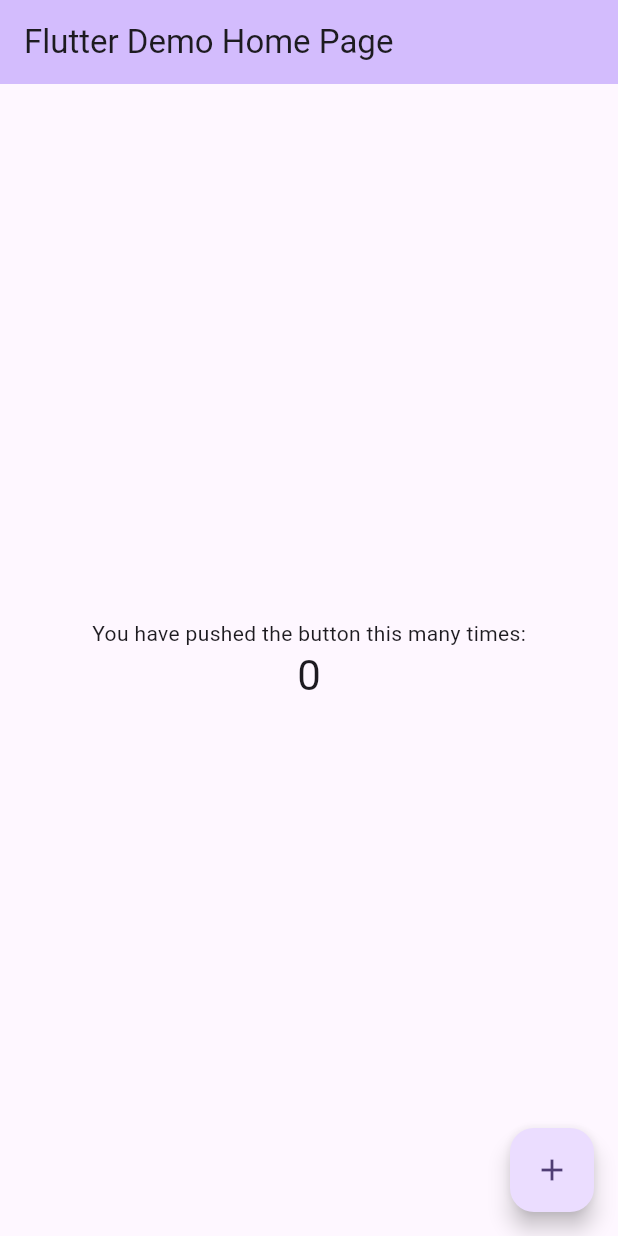
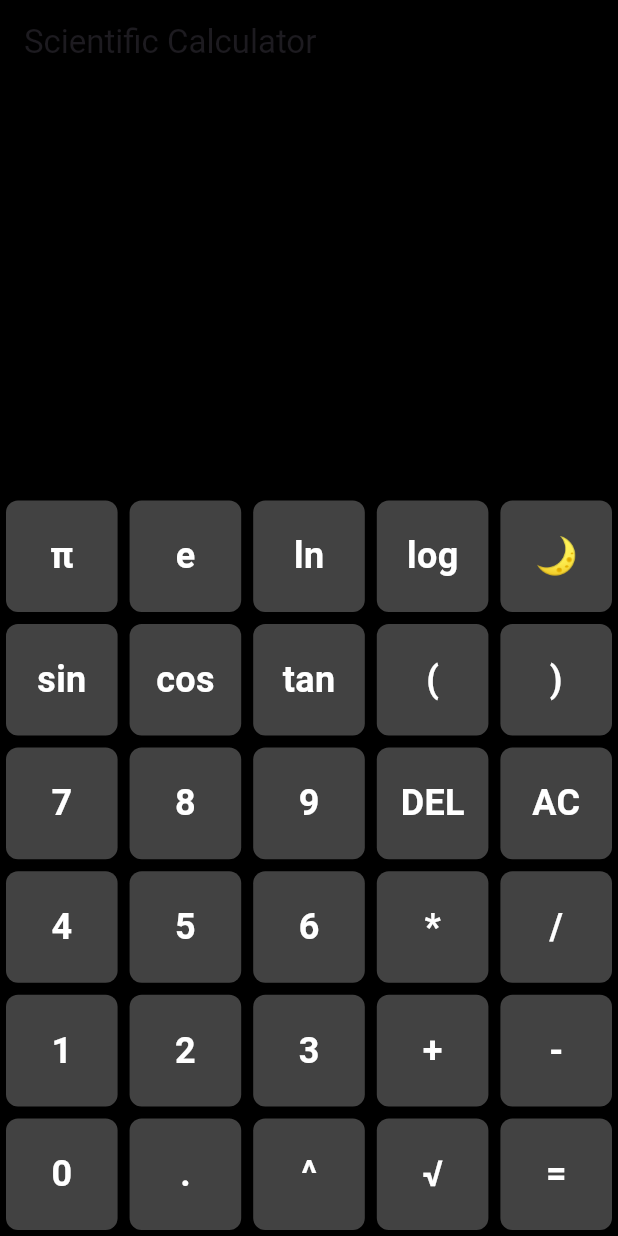
Before and after one commit to Ola-je/scientific_calculator, a Flutter app: the screen it shows after launch, on a phone screen of 412 x 824 dp. Run offline on Flutter 3.47's test engine with Material 3 defaults, Android fonts, the phone set to English and light mode, and no system bars; our stand-ins replace flutter_bloc, math_expressions.

Commit message:
:sparkles: Implement Scientific Calculator functionality

```diff
--- a/lib/main.dart
+++ b/lib/main.dart
@@ -1,4 +1,6 @@
+import 'dart:async';
 import 'package:flutter/material.dart';
+import 'presentation/pages/calculator_page.dart';
 
 void main() {
   runApp(const MyApp());
@@ -7,119 +9,46 @@ void main() {
 class MyApp extends StatelessWidget {
   const MyApp({super.key});
 
-  // This widget is the root of your application.
   @override
   Widget build(BuildContext context) {
     return MaterialApp(
-      title: 'Flutter Demo',
-      theme: ThemeData(
-        // This is the theme of your application.
-        //
-        // TRY THIS: Try running your application with "flutter run". You'll see
-        // the application has a purple toolbar. Then, without quitting the app,
-        // try changing the seedColor in the colorScheme below to Colors.green
-        // and then invoke "hot reload" (save your changes or press the "hot
-        // reload" button in a Flutter-supported IDE, or press "r" if you used
-        // the command line to start the app).
-        //
-        // Notice that the counter didn't reset back to zero; the application
-        // state is not lost during the reload. To reset the state, use hot
-        // restart instead.
-        //
-        // This works for code too, not just values: Most code changes can be
-        // tested with just a hot reload.
-        colorScheme: ColorScheme.fromSeed(seedColor: Colors.deepPurple),
-        useMaterial3: true,
-      ),
-      home: const MyHomePage(title: 'Flutter Demo Home Page'),
+      debugShowCheckedModeBanner: false,
+      title: 'Scientific Calculator',
+      theme: ThemeData(primarySwatch: Colors.blue),
+      home: const SplashScreen(),
     );
   }
 }
 
-class MyHomePage extends StatefulWidget {
-  const MyHomePage({super.key, required this.title});
-
-  // This widget is the home page of your application. It is stateful, meaning
-  // that it has a State object (defined below) that contains fields that affect
-  // how it looks.
-
-  // This class is the configuration for the state. It holds the values (in this
-  // case the title) provided by the parent (in this case the App widget) and
-  // used by the build method of the State. Fields in a Widget subclass are
-  // always marked "final".
-
-  final String title;
+class SplashScreen extends StatefulWidget {
+  const SplashScreen({super.key});
 
   @override
-  State<MyHomePage> createState() => _MyHomePageState();
+  State<SplashScreen> createState() => _SplashScreenState();
 }
 
-class _MyHomePageState extends State<MyHomePage> {
-  int _counter = 0;
-
-  void _incrementCounter() {
-    setState(() {
-      // This call to setState tells the Flutter framework that something has
-      // changed in this State, which causes it to rerun the build method below
-      // so that the display can reflect the updated values. If we changed
-      // _counter without calling setState(), then the build method would not be
-      // called again, and so nothing would appear to happen.
-      _counter++;
+class _SplashScreenState extends State<SplashScreen> {
+  @override
+  void initState() {
+    super.initState();
+    Timer(const Duration(milliseconds: 500), () {
+      Navigator.pushReplacement(
+        context,
+        MaterialPageRoute(builder: (context) => const CalculatorPage()),
+      );
     });
   }
 
   @override
   Widget build(BuildContext context) {
-    // This method is rerun every time setState is called, for instance as done
-    // by the _incrementCounter method above.
-    //
-    // The Flutter framework has been optimized to make rerunning build methods
-    // fast, so that you can just rebuild anything that needs updating rather
-    // than having to individually change instances of widgets.
     return Scaffold(
-      appBar: AppBar(
-        // TRY THIS: Try changing the color here to a specific color (to
-        // Colors.amber, perhaps?) and trigger a hot reload to see the AppBar
-        // change color while the other colors stay the same.
-        backgroundColor: Theme.of(context).colorScheme.inversePrimary,
-        // Here we take the value from the MyHomePage object that was created by
-        // the App.build method, and use it to set our appbar title.
-        title: Text(widget.title),
-      ),
       body: Center(
-        // Center is a layout widget. It takes a single child and positions it
-        // in the middle of the parent.
-        child: Column(
-          // Column is also a layout widget. It takes a list of children and
-          // arranges them vertically. By default, it sizes itself to fit its
-          // children horizontally, and tries to be as tall as its parent.
-          //
-          // Column has various properties to control how it sizes itself and
-          // how it positions its children. Here we use mainAxisAlignment to
-          // center the children vertically; the main axis here is the vertical
-          // axis because Columns are vertical (the cross axis would be
-          // horizontal).
-          //
-          // TRY THIS: Invoke "debug painting" (choose the "Toggle Debug Paint"
-          // action in the IDE, or press "p" in the console), to see the
-          // wireframe for each widget.
-          mainAxisAlignment: MainAxisAlignment.center,
-          children: <Widget>[
-            const Text(
-              'You have pushed the button this many times:',
-            ),
-            Text(
-              '$_counter',
-              style: Theme.of(context).textTheme.headlineMedium,
-            ),
-          ],
+        child: Image.asset(
+          'assets/splash_logo.png', // Your splash image
+          // width: 150,
+          // height: 150,
         ),
       ),
-      floatingActionButton: FloatingActionButton(
-        onPressed: _incrementCounter,
-        tooltip: 'Increment',
-        child: const Icon(Icons.add),
-      ), // This trailing comma makes auto-formatting nicer for build methods.
     );
   }
 }
--- /dev/null
+++ b/lib/presentation/bloc/calculator_bloc.dart
@@ -0,0 +1,86 @@
+import 'dart:math';
+import 'package:flutter_bloc/flutter_bloc.dart';
+import 'package:math_expressions/math_expressions.dart';
+import 'calculator_event.dart';
+import 'calculator_state.dart';
+
+class CalculatorBloc extends Bloc<CalculatorEvent, CalculatorState> {
+  String _input = '';
+  String _result = '';
+
+  CalculatorBloc() : super(InputState('')) {
+    on<AppendInput>(_onAppendInput);
+    on<CalculateResult>(_onCalculateResult);
+    on<ClearInput>(_onClearInput);
+    on<DeleteLastInput>(_onDeleteLastInput);
+  }
+
+  void _onAppendInput(AppendInput event, Emitter<CalculatorState> emit) {
+    String value = event.value;
+
+    // Replace special symbols
+    if (value == 'π') value = pi.toString();
+    if (value == 'e') value = e.toString();
+    if (value == '√') value = 'sqrt';
+
+    _input += value;
+    emit(InputState(_input));
+  }
+
+  void _onCalculateResult(CalculateResult event, Emitter<CalculatorState> emit) {
+    if (_input.isEmpty) {
+    // Don't perform calculations if the input is empty
+    return;
+  }
+    try {
+      final parsedResult = _evaluateExpression(_input);
+      _result = parsedResult.toString();
+      emit(ResultState(_result));
+    } catch (e) {
+      emit(ErrorState('Invalid Expression'));
+    }
+  }
+
+  void _onClearInput(ClearInput event, Emitter<CalculatorState> emit) {
+    _input = '';
+    emit(InputState(_input));
+  }
+
+  void _onDeleteLastInput(DeleteLastInput event, Emitter<CalculatorState> emit) {
+    if (_input.isNotEmpty) {
+      _input = _input.substring(0, _input.length - 1);
+    }
+    emit(InputState(_input));
+  }
+
+  double _evaluateExpression(String expression) {
+    if (expression.isEmpty) {
+    throw Exception('No input to evaluate');
+  }
+
+    try {
+      // Handle degree conversions for trigonometric functions
+      String parsedExpression = expression
+          .replaceAllMapped(RegExp(r'sin\(([^)]+)\)'), (match) {
+            final value = double.parse(match.group(1)!);
+            return sin(value * pi / 180).toString();
+          })
+          .replaceAllMapped(RegExp(r'cos\(([^)]+)\)'), (match) {
+            final value = double.parse(match.group(1)!);
+            return cos(value * pi / 180).toString();
+          })
+          .replaceAllMapped(RegExp(r'tan\(([^)]+)\)'), (match) {
+            final value = double.parse(match.group(1)!);
+            return tan(value * pi / 180).toString();
+          });
+
+      // Evaluate the expression using math_expressions
+      Parser parser = Parser();
+      Expression exp = parser.parse(parsedExpression);
+      ContextModel contextModel = ContextModel();
+      return exp.evaluate(EvaluationType.REAL, contextModel);
+    } catch (e) {
+      throw Exception('Error evaluating expression');
+    }
+  }
+}
--- /dev/null
+++ b/lib/presentation/bloc/calculator_event.dart
@@ -0,0 +1,11 @@
+abstract class CalculatorEvent {}
+
+class AppendInput extends CalculatorEvent {
+  final String value;
+
+  AppendInput(this.value);
+}
+
+class ClearInput extends CalculatorEvent {}
+class CalculateResult extends CalculatorEvent {}
+class DeleteLastInput extends CalculatorEvent {}
--- /dev/null
+++ b/lib/presentation/bloc/calculator_state.dart
@@ -0,0 +1,19 @@
+abstract class CalculatorState {}
+
+class InputState extends CalculatorState {
+  final String input;
+
+  InputState(this.input);
+}
+
+class ResultState extends CalculatorState {
+  final String result;
+
+  ResultState(this.result);
+}
+
+class ErrorState extends CalculatorState {
+  final String message;
+
+  ErrorState(this.message);
+}
--- /dev/null
+++ b/lib/presentation/pages/calculator_page.dart
@@ -0,0 +1,184 @@
+import 'package:flutter/material.dart';
+import 'package:flutter_bloc/flutter_bloc.dart';
+import '../bloc/calculator_bloc.dart';
+import '../bloc/calculator_event.dart';
+import '../bloc/calculator_state.dart';
+
+class CalculatorPage extends StatelessWidget {
+  const CalculatorPage({super.key});
+
+  @override
+  Widget build(BuildContext context) {
+    return BlocProvider(
+      create: (context) => CalculatorBloc(),
+      child: const CalculatorView(),
+    );
+  }
+}
+
+class CalculatorView extends StatefulWidget {
+  const CalculatorView({super.key});
+
+  @override
+  State<CalculatorView> createState() => _CalculatorViewState();
+}
+
+class _CalculatorViewState extends State<CalculatorView> {
+  bool isDarkMode = true;
+
+  void toggleTheme() {
+    setState(() {
+      isDarkMode = !isDarkMode;
+    });
+  }
+
+  @override
+  Widget build(BuildContext context) {
+    final calculatorBloc = BlocProvider.of<CalculatorBloc>(context);
+
+    return Scaffold(
+      backgroundColor: isDarkMode ? Colors.black : Colors.white,
+      appBar: AppBar(
+        title: const Text('Scientific Calculator'),
+        backgroundColor: isDarkMode ? Colors.black : Colors.blueAccent,
+      ),
+      body: Column(
+        children: [
+          // Display
+          Expanded(
+            child: Container(
+              alignment: Alignment.bottomRight,
+              padding: const EdgeInsets.all(16),
+              color: isDarkMode ? Colors.black : Colors.grey[200],
+              child: BlocBuilder<CalculatorBloc, CalculatorState>(
+                builder: (context, state) {
+                  if (state is InputState) {
+                    return Text(
+                      state.input,
+                      style: TextStyle(
+                        color: isDarkMode ? Colors.white : Colors.black,
+                        fontSize: 36,
+                        fontWeight: FontWeight.bold,
+                      ),
+                    );
+                  } else if (state is ResultState) {
+                    return Text(
+                      state.result,
+                      style: TextStyle(
+                        color: isDarkMode ? Colors.green : Colors.blueAccent,
+                        fontSize: 36,
+                        fontWeight: FontWeight.bold,
+                      ),
+                    );
+                  } else if (state is ErrorState) {
+                    return Text(
+                      state.message,
+                      style: const TextStyle(
+                        color: Colors.red,
+                        fontSize: 36,
+                        fontWeight: FontWeight.bold,
+                      ),
+                    );
+                  }
+                  return const SizedBox.shrink();
+                },
+              ),
+            ),
+          ),
+          // Buttons Grid
+          GridView.count(
+            crossAxisCount: 5,
+            shrinkWrap: true,
+            physics: const NeverScrollableScrollPhysics(),
+            children: [
+              // First Row: π, e, ln, log, Dark/Light Mode Toggle
+              ...['π', 'e', 'ln', 'log']
+                  .map((label) => CalculatorButton(
+                        label: label,
+                        onPressed: () => calculatorBloc.add(AppendInput(label)),
+                        isDarkMode: isDarkMode,
+                      )),
+              CalculatorButton(
+                label: isDarkMode ? '🌙' : '☀️',
+                onPressed: toggleTheme,
+                isDarkMode: isDarkMode,
+              ),
+              // Second Row: sin, cos, tan, (, ), 7, 8, 9
+              ...['sin', 'cos', 'tan', '(', ')', '7', '8', '9']
+                  .map((label) => CalculatorButton(
+                        label: label,
+                        onPressed: () => calculatorBloc.add(AppendInput(label)),
+                        isDarkMode: isDarkMode,
+                      )),
+              // Third Row: DEL, AC, 4, 5, 6, *, /
+              ...['DEL', 'AC', '4', '5', '6', '*', '/']
+                  .map((label) => CalculatorButton(
+                        label: label,
+                        onPressed: () {
+                          if (label == 'DEL') {
+                            calculatorBloc.add(DeleteLastInput());
+                          } else if (label == 'AC') {
+                            calculatorBloc.add(ClearInput());
+                          } else {
+                            calculatorBloc.add(AppendInput(label));
+                          }
+                        },
+                        isDarkMode: isDarkMode,
+                      )),
+              // Fourth Row: 1, 2, 3, +, -, 0, ., ^, √
+              ...['1', '2', '3', '+', '-', '0', '.', '^', '√']
+                  .map((label) => CalculatorButton(
+                        label: label,
+                        onPressed: () => calculatorBloc.add(AppendInput(label)),
+                        isDarkMode: isDarkMode,
+                      )),
+              // Equals Button
+              CalculatorButton(
+                label: '=',
+                onPressed: () => calculatorBloc.add(CalculateResult()),
+                isDarkMode: isDarkMode,
+              ),
+            ],
+          ),
+        ],
+      ),
+    );
+  }
+}
+
+class CalculatorButton extends StatelessWidget {
+  final String label;
+  final VoidCallback onPressed;
+  final bool isDarkMode;
+
+  const CalculatorButton({
+    required this.label,
+    required this.onPressed,
+    required this.isDarkMode,
+    super.key,
+  });
+
+  @override
+  Widget build(BuildContext context) {
+    return InkWell(
+      onTap: onPressed,
+      child: Container(
+        margin: const EdgeInsets.all(4),
+        decoration: BoxDecoration(
+          color: isDarkMode ? Colors.grey[800] : Colors.blueAccent,
+          borderRadius: BorderRadius.circular(8),
+        ),
+        child: Center(
+          child: Text(
+            label,
+            style: TextStyle(
+              color: isDarkMode ? Colors.white : Colors.white,
+              fontSize: 24,
+              fontWeight: FontWeight.bold,
+            ),
+          ),
+        ),
+      ),
+    );
+  }
+}
```
Also changed, not shown: flutter_launcher_icons.yaml (added, +32 -0 lines), pubspec.yaml (+12 -0 lines), assets/splash_logo.png (added), pubspec.lock.
